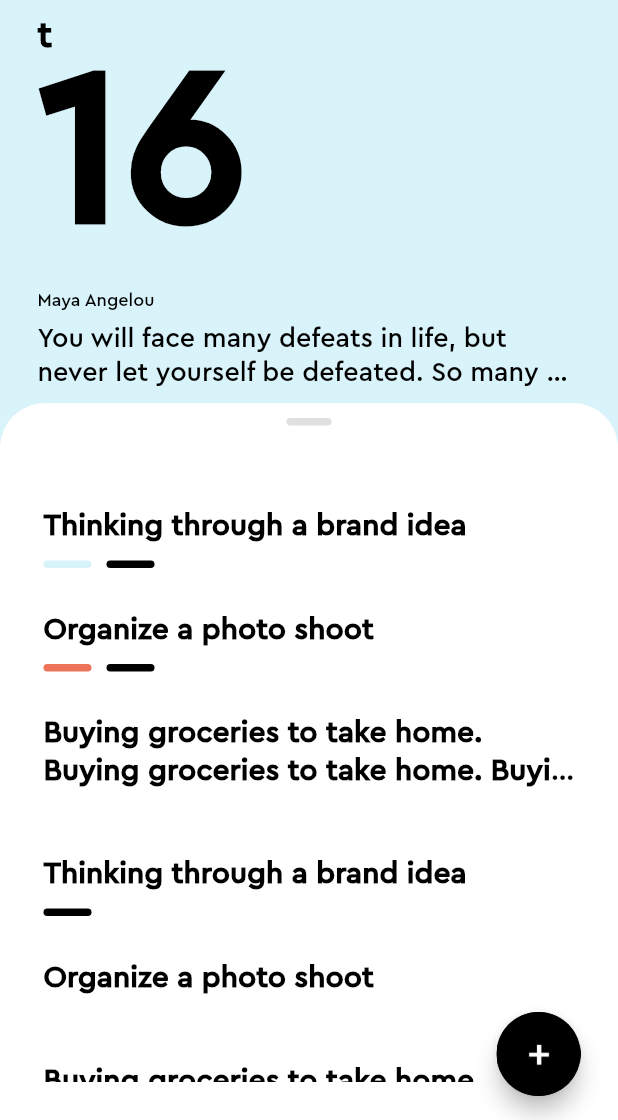
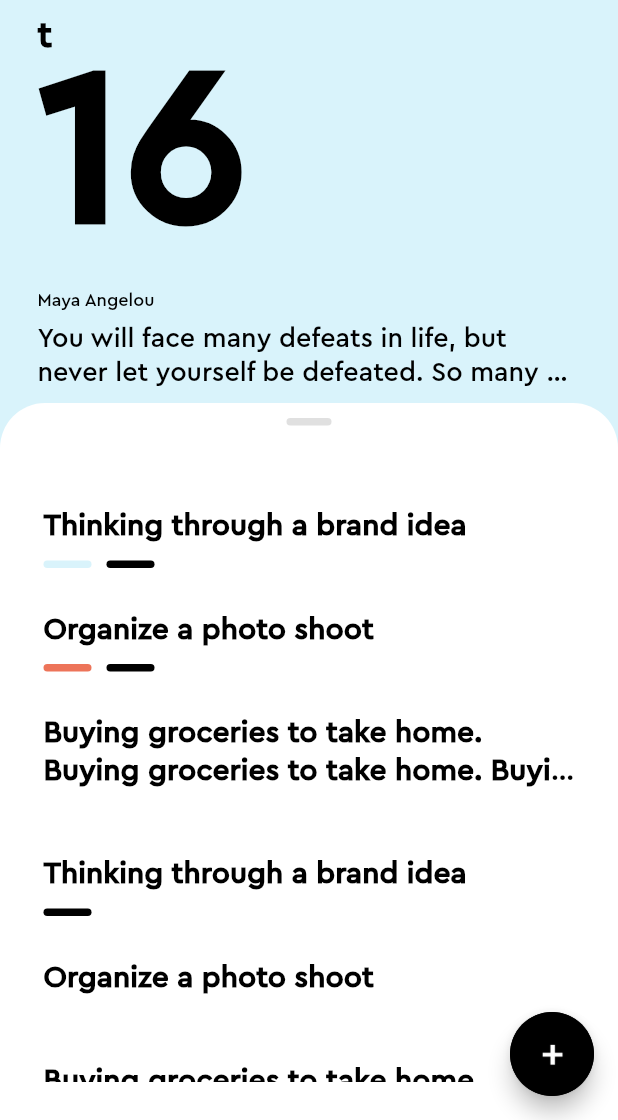
Before and after one commit to fioresat/TIMO, a Flutter app: the screen it shows after launch, on a phone screen of 412 x 824 dp, the part 116-1236 px from its top. Run offline on Flutter 3.47's test engine with Material 2 defaults, Android fonts, the phone set to English and light mode, and no system bars; drawn by our look-alikes of flutter_slidable, sliding_up_panel; our stand-ins replace drop_shadow_image, modal_bottom_sheet; missing offline and left inert: expand_tap_area.

Commit message:
changes (corresponds to file)

```diff
--- a/lib/ui/screens/my_home_page.dart
+++ b/lib/ui/screens/my_home_page.dart
@@ -26,7 +26,7 @@ class _MyHomePageState extends State<MyHomePage> {
   bool isMoveTo = false; //manage add floating action button visibility
   final scrollController = ScrollController();
   final listController = TextEditingController();
-  bool isPanelDraggable = true;
+  bool isPanelDraggable = false;
 
   @override
   void initState() {
@@ -100,28 +100,8 @@ class _MyHomePageState extends State<MyHomePage> {
               : 0.55 * heightScreen,
         ),
       ),
-      floatingActionButtonLocation: FloatingActionButtonLocation.centerFloat,
-      floatingActionButton: Container(
-        padding: EdgeInsets.only(
-          left: 25.0,
-          right: 25.0,
-          top: 0.0086 * heightScreen, // ToDo
-        ),
-        child: Column(
-          mainAxisAlignment: MainAxisAlignment.end,
-          children: [
-            Row(
-              mainAxisAlignment: MainAxisAlignment.spaceBetween,
-              children: <Widget>[
-                isDeleted
-                    ? FloatingActionButton(
-                        heroTag: "fab1",
-                        backgroundColor: textColor,
-                        onPressed: () {},
-                        child: const Icon(Icons.undo),
-                      )
-                    : Container(),
-                isMoveTo
+      floatingActionButtonLocation: FloatingActionButtonLocation.endFloat,
+      floatingActionButton: isMoveTo
           ? Container()
           : FloatingActionButton(
               heroTag: "fab2",
@@ -131,11 +111,6 @@ class _MyHomePageState extends State<MyHomePage> {
               },
               child: Image.asset(AppIcons.addButton),
             ),
-              ],
-            ),
-          ],
-        ),
-      ),
     );
   }
 }
```
Lines whose indentation alone changed are shown as unchanged.
